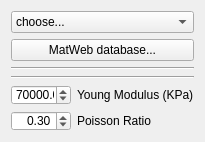
Above: src/Mod/Fem/MechanicalMaterial.ui from berndhahnebach/All_FreeCAD before the change. Below: the same form after it.
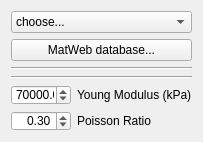
That is the form after the change.

Patch:
```diff
--- a/src/Mod/Fem/MechanicalMaterial.ui
+++ b/src/Mod/Fem/MechanicalMaterial.ui
@@ -81,7 +81,7 @@
      <item row="1" column="1">
       <widget class="QLabel" name="label_6">
        <property name="text">
-        <string>Young Modulus (KPa)</string>
+        <string>Young Modulus (kPa)</string>
        </property>
       </widget>
      </item>
```
Left out of the diff: 2 changed lines with no effect on the pictures.
